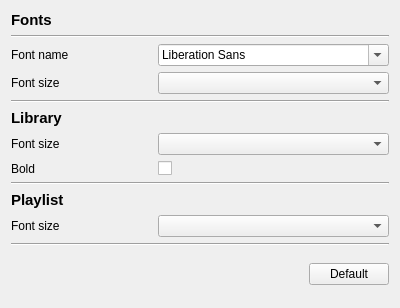
This is src/GUI/FontConfig/GUI_FontConfig.ui in return42/sayonara as Qt 5 draws it before an edit. The edited form follows.
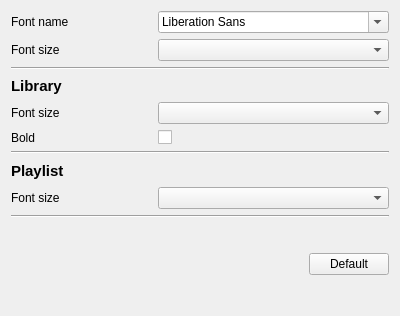
This is the edited form.

Diff of the .ui file:
```diff
--- a/src/GUI/FontConfig/GUI_FontConfig.ui
+++ b/src/GUI/FontConfig/GUI_FontConfig.ui
@@ -7,21 +7,21 @@
     <x>0</x>
     <y>0</y>
     <width>400</width>
-    <height>308</height>
+    <height>316</height>
    </rect>
   </property>
   <layout class="QGridLayout" name="gridLayout">
-   <item row="13" column="1">
-    <widget class="QComboBox" name="combo_pl_size"/>
-   </item>
-   <item row="9" column="0">
-    <widget class="QLabel" name="label_5">
+   <item row="8" column="0">
+    <widget class="QLabel" name="label_7">
      <property name="text">
-      <string>Font size</string>
+      <string>Bold</string>
      </property>
     </widget>
    </item>
-   <item row="12" column="0">
+   <item row="7" column="1">
+    <widget class="QComboBox" name="combo_lib_size"/>
+   </item>
+   <item row="10" column="0">
     <widget class="QLabel" name="label_4">
      <property name="font">
       <font>
@@ -35,21 +35,7 @@
      </property>
     </widget>
    </item>
-   <item row="0" column="0">
-    <widget class="QLabel" name="lab_title">
-     <property name="font">
-      <font>
-       <pointsize>11</pointsize>
-       <weight>75</weight>
-       <bold>true</bold>
-      </font>
-     </property>
-     <property name="text">
-      <string>Fonts</string>
-     </property>
-    </widget>
-   </item>
-   <item row="7" column="0">
+   <item row="5" column="0">
     <widget class="QLabel" name="label_3">
      <property name="font">
       <font>
@@ -63,14 +49,59 @@
      </property>
     </widget>
    </item>
-   <item row="11" column="0" colspan="2">
+   <item row="11" column="1">
+    <widget class="QComboBox" name="combo_pl_size"/>
+   </item>
+   <item row="7" column="0">
+    <widget class="QLabel" name="label_5">
+     <property name="text">
+      <string>Font size</string>
+     </property>
+    </widget>
+   </item>
+   <item row="1" column="0">
+    <widget class="QLabel" name="label">
+     <property name="text">
+      <string>Font size</string>
+     </property>
+    </widget>
+   </item>
+   <item row="8" column="1">
+    <widget class="QCheckBox" name="cb_lib_bold">
+     <property name="text">
+      <string/>
+     </property>
+    </widget>
+   </item>
+   <item row="9" column="0" colspan="2">
     <widget class="Line" name="line_2">
      <property name="orientation">
       <enum>Qt::Horizontal</enum>
      </property>
     </widget>
    </item>
-   <item row="15" column="0" rowspan="4" colspan="2">
+   <item row="12" column="0" colspan="2">
+    <widget class="Line" name="line_4">
+     <property name="orientation">
+      <enum>Qt::Horizontal</enum>
+     </property>
+    </widget>
+   </item>
+   <item row="11" column="0">
+    <widget class="QLabel" name="label_6">
+     <property name="text">
+      <string>Font size</string>
+     </property>
+    </widget>
+   </item>
+   <item row="0" column="0">
+    <widget class="QLabel" name="label_2">
+     <property name="text">
+      <string>Font name</string>
+     </property>
+    </widget>
+   </item>
+   <item row="13" column="0" rowspan="4" colspan="2">
     <layout class="QHBoxLayout" name="horizontalLayout">
      <item>
       <spacer name="horizontalSpacer">
@@ -94,70 +125,18 @@
      </item>
     </layout>
    </item>
-   <item row="3" column="0">
-    <widget class="QLabel" name="label">
-     <property name="text">
-      <string>Font size</string>
-     </property>
-    </widget>
-   </item>
-   <item row="1" column="0" colspan="2">
-    <widget class="Line" name="line">
-     <property name="orientation">
-      <enum>Qt::Horizontal</enum>
-     </property>
-    </widget>
-   </item>
-   <item row="2" column="0">
-    <widget class="QLabel" name="label_2">
-     <property name="text">
-      <string>Font name</string>
-     </property>
-    </widget>
-   </item>
-   <item row="10" column="1">
-    <widget class="QCheckBox" name="cb_lib_bold">
-     <property name="text">
-      <string/>
-     </property>
-    </widget>
-   </item>
-   <item row="10" column="0">
-    <widget class="QLabel" name="label_7">
-     <property name="text">
-      <string>Bold</string>
-     </property>
-    </widget>
-   </item>
-   <item row="13" column="0">
-    <widget class="QLabel" name="label_6">
-     <property name="text">
-      <string>Font size</string>
-     </property>
-    </widget>
-   </item>
-   <item row="9" column="1">
-    <widget class="QComboBox" name="combo_lib_size"/>
-   </item>
-   <item row="2" column="1">
-    <widget class="QFontComboBox" name="combo_fonts"/>
-   </item>
-   <item row="3" column="1">
-    <widget class="QComboBox" name="combo_sizes"/>
-   </item>
-   <item row="4" column="0" colspan="2">
+   <item row="2" column="0" colspan="2">
     <widget class="Line" name="line_3">
      <property name="orientation">
       <enum>Qt::Horizontal</enum>
      </property>
     </widget>
    </item>
-   <item row="14" column="0" colspan="2">
-    <widget class="Line" name="line_4">
-     <property name="orientation">
-      <enum>Qt::Horizontal</enum>
-     </property>
-    </widget>
+   <item row="1" column="1">
+    <widget class="QComboBox" name="combo_sizes"/>
+   </item>
+   <item row="0" column="1">
+    <widget class="QFontComboBox" name="combo_fonts"/>
    </item>
   </layout>
  </widget>
```
